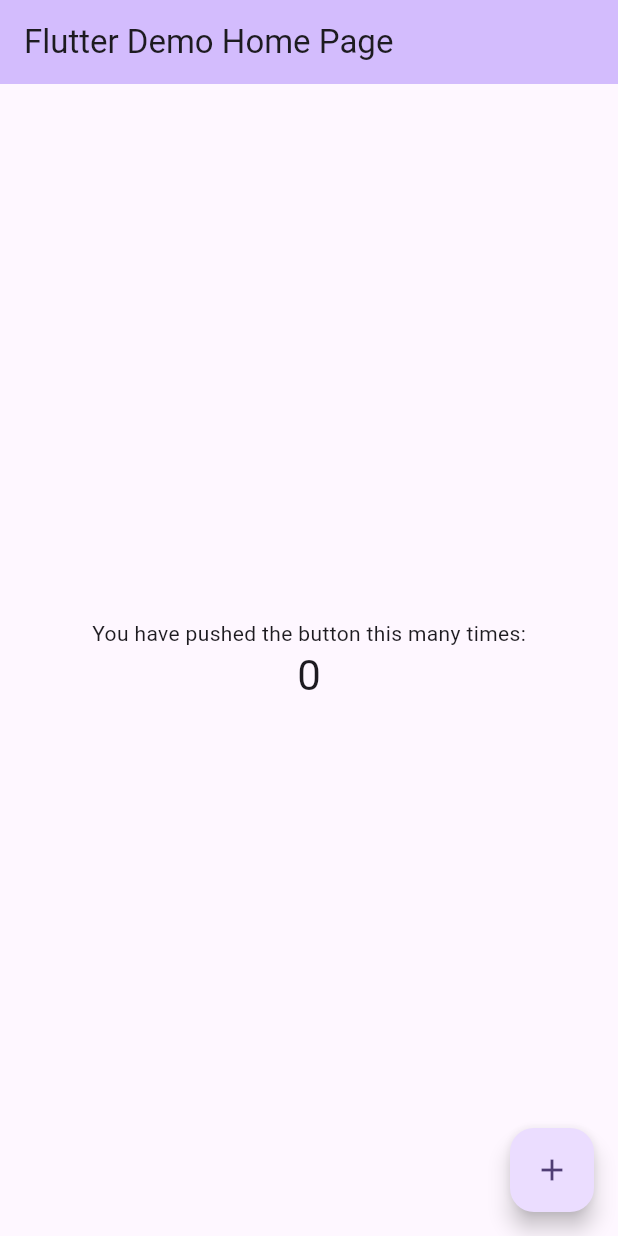
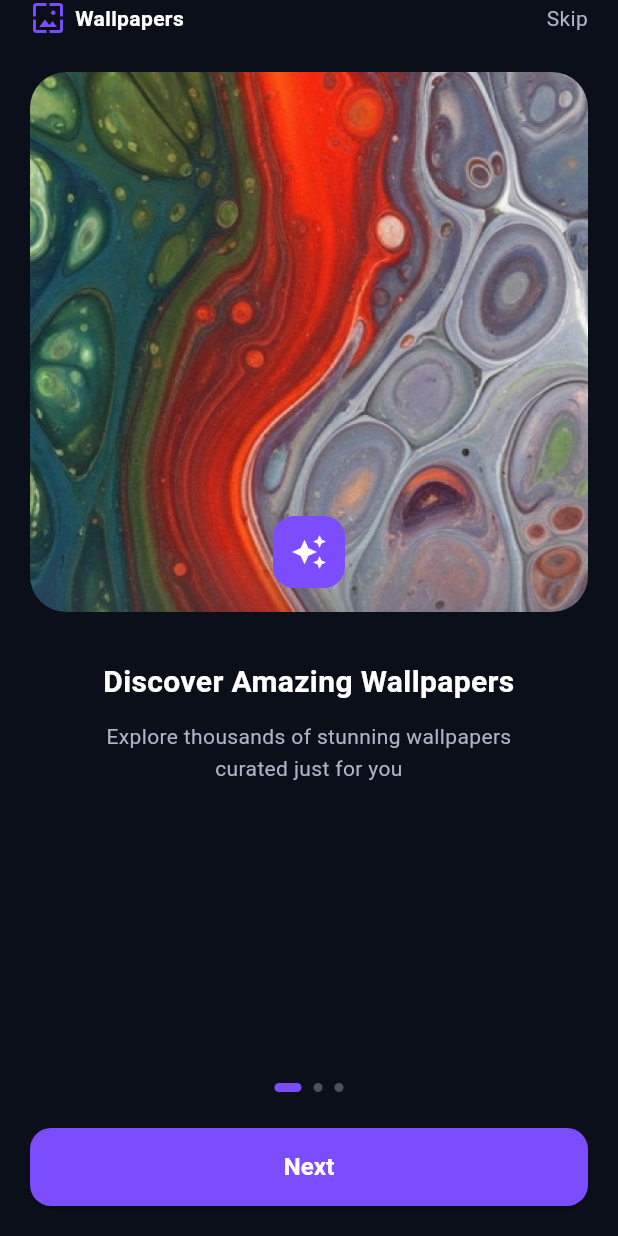
Before and after one commit to Ohzzy90/gallery_hub, a Flutter app: the screen it shows after launch, on a phone screen of 412 x 824 dp. Run offline on Flutter 3.47's test engine with Material 3 defaults, Android fonts, the phone set to English and light mode, and no system bars.

Commit message:
--- COMMIT EDITMSG --- Implement Onboarding Carousel with New Images Added three new images for the onboarding carousel and updated the onboarding data to reference these images. Modified the onboarding screen to enhance the "Next" button styling for better visibility.

```diff
--- /dev/null
+++ b/lib/core/theme/app_colors.dart
@@ -0,0 +1,6 @@
+import 'package:flutter/material.dart';
+
+const bgColor = Color(0xFF0B0F1A);
+const primaryPurple = Color(0xFF7B4DFF);
+const textPrimary = Colors.white;
+const textSecondary = Color(0xFFB0B3C7);
--- /dev/null
+++ b/lib/features/onboarding/data/onboarding_data.dart
@@ -0,0 +1,26 @@
+import 'package:flutter/material.dart';
+import '../models/onboarding_item.dart';
+
+final onboardingItems = [
+  OnboardingItem(
+    image: 'assets/images/carousel_1.png',
+    title: 'Discover Amazing Wallpapers',
+    subtitle:
+        'Explore thousands of stunning wallpapers\ncurated just for you',
+    icon: Icons.auto_awesome,
+  ),
+  OnboardingItem(
+    image: 'assets/images/carousel_2.png',
+    title: 'Download & Customize',
+    subtitle:
+        'Download high-quality wallpapers and\nmake them yours',
+    icon: Icons.download,
+  ),
+  OnboardingItem(
+    image: 'assets/images/carousel_3.png',
+    title: 'Save Your Favourites',
+    subtitle:
+        'Create collections and keep your favorite\nwallpapers organized',
+    icon: Icons.favorite,
+  ),
+];
--- /dev/null
+++ b/lib/features/onboarding/models/onboarding_item.dart
@@ -0,0 +1,15 @@
+import 'package:flutter/material.dart';
+
+class OnboardingItem {
+  final String image;
+  final String title;
+  final String subtitle;
+  final IconData icon;
+
+  OnboardingItem({
+    required this.image,
+    required this.title,
+    required this.subtitle,
+    required this.icon,
+  });
+}
--- /dev/null
+++ b/lib/features/onboarding/screens/onboarding_screen.dart
@@ -0,0 +1,178 @@
+import 'package:flutter/material.dart';
+import '../../../core/theme/app_colors.dart';
+import '../data/onboarding_data.dart';
+
+class OnboardingScreen extends StatefulWidget {
+  const OnboardingScreen({super.key});
+
+  @override
+  State<OnboardingScreen> createState() => _OnboardingScreenState();
+}
+
+class _OnboardingScreenState extends State<OnboardingScreen> {
+  final PageController _controller = PageController();
+  int currentIndex = 0;
+
+  @override
+  Widget build(BuildContext context) {
+    return Scaffold(
+      backgroundColor: bgColor,
+      body: SafeArea(
+        child: Padding(
+          padding: const EdgeInsets.symmetric(horizontal: 20),
+          child: Column(
+            children: [
+              _topBar(),
+              const SizedBox(height: 24),
+              _carousel(),
+              const SizedBox(height: 20),
+              _indicator(),
+              const SizedBox(height: 24),
+              _nextButton(),
+              const SizedBox(height: 20),
+            ],
+          ),
+        ),
+      ),
+    );
+  }
+
+  // ================== WIDGETS ==================
+
+  Widget _topBar() {
+    return Row(
+      mainAxisAlignment: MainAxisAlignment.spaceBetween,
+      children: const [
+        Row(
+          children: [
+            Icon(Icons.wallpaper, color: primaryPurple),
+            SizedBox(width: 6),
+            Text(
+              'Wallpapers',
+              style: TextStyle(
+                color: textPrimary,
+                fontWeight: FontWeight.w600,
+              ),
+            ),
+          ],
+        ),
+        Text(
+          'Skip',
+          style: TextStyle(color: textSecondary),
+        ),
+      ],
+    );
+  }
+
+  Widget _carousel() {
+    return Expanded(
+      child: PageView.builder(
+        controller: _controller,
+        itemCount: onboardingItems.length,
+        onPageChanged: (index) {
+          setState(() => currentIndex = index);
+        },
+        itemBuilder: (context, index) {
+          final item = onboardingItems[index];
+          return Column(
+            children: [
+              Stack(
+                alignment: Alignment.center,
+                children: [
+                  ClipRRect(
+                    borderRadius: BorderRadius.circular(24),
+                    child: Image.asset(
+                      item.image,
+                      height: 360,
+                      width: double.infinity,
+                      fit: BoxFit.cover,
+                    ),
+                  ),
+                  Positioned(
+                    bottom: 16,
+                    child: Container(
+                      padding: const EdgeInsets.all(12),
+                      decoration: BoxDecoration(
+                        color: primaryPurple,
+                        borderRadius: BorderRadius.circular(14),
+                      ),
+                      child: Icon(item.icon, color: Colors.white),
+                    ),
+                  )
+                ],
+              ),
+              const SizedBox(height: 32),
+              Text(
+                item.title,
+                textAlign: TextAlign.center,
+                style: const TextStyle(
+                  color: textPrimary,
+                  fontSize: 20,
+                  fontWeight: FontWeight.w600,
+                ),
+              ),
+              const SizedBox(height: 12),
+              Text(
+                item.subtitle,
+                textAlign: TextAlign.center,
+                style: const TextStyle(
+                  color: textSecondary,
+                  fontSize: 14,
+                  height: 1.5,
+                ),
+              ),
+            ],
+          );
+        },
+      ),
+    );
+  }
+
+  Widget _indicator() {
+    return Row(
+      mainAxisAlignment: MainAxisAlignment.center,
+      children: List.generate(
+        onboardingItems.length,
+        (index) => AnimatedContainer(
+          duration: const Duration(milliseconds: 300),
+          margin: const EdgeInsets.symmetric(horizontal: 4),
+          height: 6,
+          width: currentIndex == index ? 18 : 6,
+          decoration: BoxDecoration(
+            color: currentIndex == index
+                ? primaryPurple
+                : textSecondary.withOpacity(0.4),
+            borderRadius: BorderRadius.circular(3),
+          ),
+        ),
+      ),
+    );
+  }
+
+  Widget _nextButton() {
+    return SizedBox(
+      width: double.infinity,
+      height: 52,
+      child: ElevatedButton(
+        onPressed: () {
+          if (currentIndex < onboardingItems.length - 1) {
+            _controller.nextPage(
+              duration: const Duration(milliseconds: 400),
+              curve: Curves.ease,
+            );
+          }
+        },
+        style: ElevatedButton.styleFrom(
+          backgroundColor: primaryPurple,
+          shape: RoundedRectangleBorder(
+            borderRadius: BorderRadius.circular(14),
+          ),
+        ),
+        child: const Text(
+          'Next',
+          style: TextStyle(fontSize: 16, fontWeight: FontWeight.w600, color: Colors.white),
+        ),
+      ),
+    );
+  }
+}
--- a/lib/main.dart
+++ b/lib/main.dart
@@ -1,4 +1,5 @@
 import 'package:flutter/material.dart';
+import 'features/onboarding/screens/onboarding_screen.dart';
 
 void main() {
   runApp(const MyApp());
@@ -7,116 +8,11 @@ void main() {
 class MyApp extends StatelessWidget {
   const MyApp({super.key});
 
-  // This widget is the root of your application.
   @override
   Widget build(BuildContext context) {
     return MaterialApp(
-      title: 'Flutter Demo',
-      theme: ThemeData(
-        // This is the theme of your application.
-        //
-        // TRY THIS: Try running your application with "flutter run". You'll see
-        // the application has a purple toolbar. Then, without quitting the app,
-        // try changing the seedColor in the colorScheme below to Colors.green
-        // and then invoke "hot reload" (save your changes or press the "hot
-        // reload" button in a Flutter-supported IDE, or press "r" if you used
-        // the command line to start the app).
-        //
-        // Notice that the counter didn't reset back to zero; the application
-        // state is not lost during the reload. To reset the state, use hot
-        // restart instead.
-        //
-        // This works for code too, not just values: Most code changes can be
-        // tested with just a hot reload.
-        colorScheme: ColorScheme.fromSeed(seedColor: Colors.deepPurple),
-      ),
-      home: const MyHomePage(title: 'Flutter Demo Home Page'),
+      debugShowCheckedModeBanner: false,
+      home: const OnboardingScreen(),
     );
   }
 }
-
-class MyHomePage extends StatefulWidget {
-  const MyHomePage({super.key, required this.title});
-
-  // This widget is the home page of your application. It is stateful, meaning
-  // that it has a State object (defined below) that contains fields that affect
-  // how it looks.
-
-  // This class is the configuration for the state. It holds the values (in this
-  // case the title) provided by the parent (in this case the App widget) and
-  // used by the build method of the State. Fields in a Widget subclass are
-  // always marked "final".
-
-  final String title;
-
-  @override
-  State<MyHomePage> createState() => _MyHomePageState();
-}
-
-class _MyHomePageState extends State<MyHomePage> {
-  int _counter = 0;
-
-  void _incrementCounter() {
-    setState(() {
-      // This call to setState tells the Flutter framework that something has
-      // changed in this State, which causes it to rerun the build method below
-      // so that the display can reflect the updated values. If we changed
-      // _counter without calling setState(), then the build method would not be
-      // called again, and so nothing would appear to happen.
-      _counter++;
-    });
-  }
-
-  @override
-  Widget build(BuildContext context) {
-    // This method is rerun every time setState is called, for instance as done
-    // by the _incrementCounter method above.
-    //
-    // The Flutter framework has been optimized to make rerunning build methods
-    // fast, so that you can just rebuild anything that needs updating rather
-    // than having to individually change instances of widgets.
-    return Scaffold(
-      appBar: AppBar(
-        // TRY THIS: Try changing the color here to a specific color (to
-        // Colors.amber, perhaps?) and trigger a hot reload to see the AppBar
-        // change color while the other colors stay the same.
-        backgroundColor: Theme.of(context).colorScheme.inversePrimary,
-        // Here we take the value from the MyHomePage object that was created by
-        // the App.build method, and use it to set our appbar title.
-        title: Text(widget.title),
-      ),
-      body: Center(
-        // Center is a layout widget. It takes a single child and positions it
-        // in the middle of the parent.
-        child: Column(
-          // Column is also a layout widget. It takes a list of children and
-          // arranges them vertically. By default, it sizes itself to fit its
-          // children horizontally, and tries to be as tall as its parent.
-          //
-          // Column has various properties to control how it sizes itself and
-          // how it positions its children. Here we use mainAxisAlignment to
-          // center the children vertically; the main axis here is the vertical
-          // axis because Columns are vertical (the cross axis would be
-          // horizontal).
-          //
-          // TRY THIS: Invoke "debug painting" (choose the "Toggle Debug Paint"
-          // action in the IDE, or press "p" in the console), to see the
-          // wireframe for each widget.
-          mainAxisAlignment: MainAxisAlignment.center,
-          children: <Widget>[
-            const Text('You have pushed the button this many times:'),
-            Text(
-              '$_counter',
-              style: Theme.of(context).textTheme.headlineMedium,
-            ),
-          ],
-        ),
-      ),
-      floatingActionButton: FloatingActionButton(
-        onPressed: _incrementCounter,
-        tooltip: 'Increment',
-        child: const Icon(Icons.add),
-      ), // This trailing comma makes auto-formatting nicer for build methods.
-    );
-  }
-}
--- a/pubspec.yaml
+++ b/pubspec.yaml
@@ -62,6 +62,11 @@ flutter:
   #   - images/a_dot_burr.jpeg
   #   - images/a_dot_ham.jpeg
 
+
+  assets:
+    - assets/images/
+    - assets/icons/
+
   # An image asset can refer to one or more resolution-specific "variants", see
   # https://flutter.dev/to/resolution-aware-images
 
```
Also changed, not shown: assets/images/carousel_1.png (added), assets/images/carousel_2.png (added), assets/images/carousel_3.png (added), lib/features/onboarding/widgets/page_indicator.dart (added).
